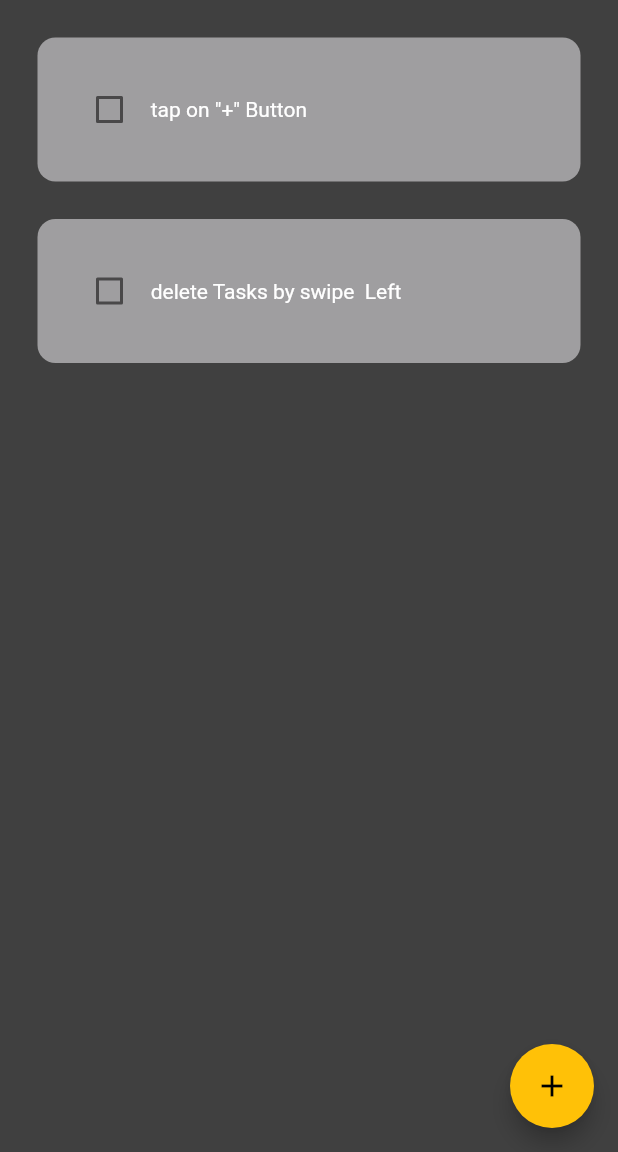
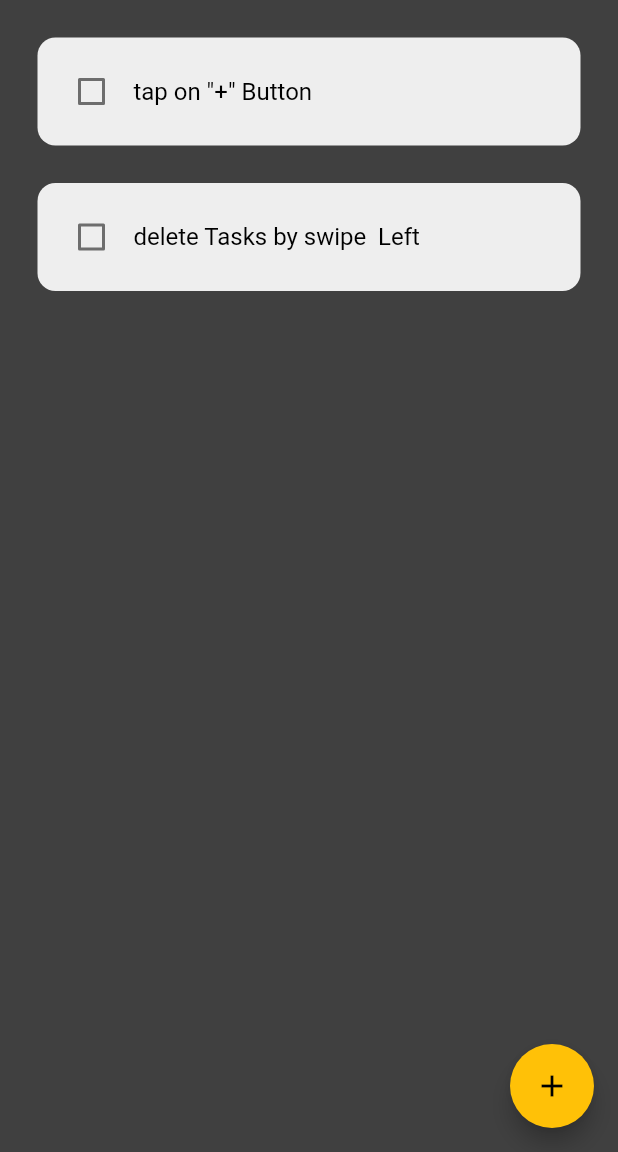
Before and after one commit to Hansrajkumar51/to_do_app, a Flutter app: the screen it shows after launch, on a phone screen of 412 x 824 dp, the part 84-1236 px from its top. Run offline on Flutter 3.47's test engine with Material 2 defaults, Android fonts, the phone set to English and light mode, and no system bars; drawn by our look-alikes of flutter_slidable; our stand-ins replace hive_flutter; accounts and stored records are empty.

Commit message:
fourth commit

```diff
--- a/lib/components/todo_tile.dart
+++ b/lib/components/todo_tile.dart
@@ -32,9 +32,9 @@ class ToDoTile extends StatelessWidget {
           )
         ]),
         child: Container(
-          padding: const EdgeInsets.all(24),
+          padding: const EdgeInsets.all(12),
           decoration: BoxDecoration(
-              color: const Color.fromARGB(255, 159, 158, 160),
+              color: Color.fromARGB(255, 238, 238, 238),
               borderRadius: BorderRadius.circular(12)),
           child: Row(
             children: [
@@ -46,13 +46,19 @@ class ToDoTile extends StatelessWidget {
               ),
 
               //task name
-              Text(
-                taskName,
-                style: TextStyle(
-                    color: Colors.white,
-                    decoration: taskCompleted
-                        ? TextDecoration.lineThrough
-                        : TextDecoration.none),
+              Expanded(
+                child: SingleChildScrollView(
+                  scrollDirection: Axis.horizontal,
+                  child: Text(
+                    taskName,
+                    style: TextStyle(
+                        fontSize: 16,
+                        color: Colors.black,
+                        decoration: taskCompleted
+                            ? TextDecoration.lineThrough
+                            : TextDecoration.none),
+                  ),
+                ),
               ),
             ],
           ),
```
